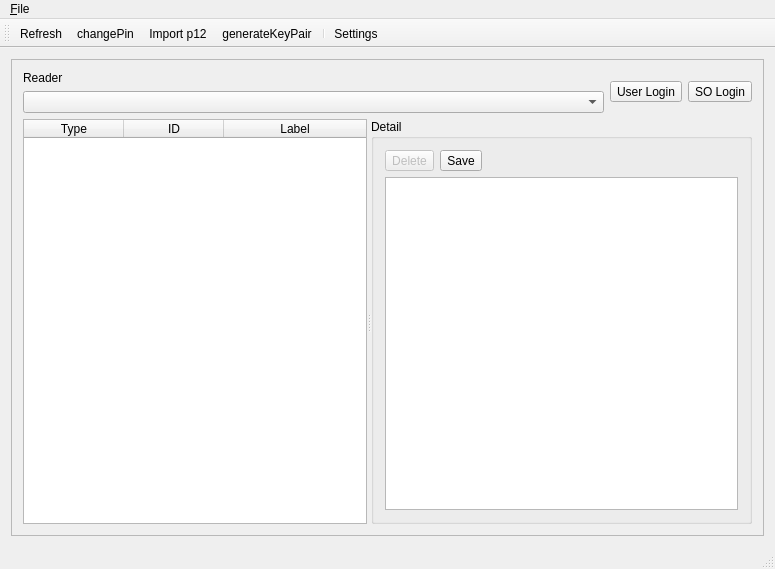
Before: the Qt Designer form pkcs11-gui/ui/mainwindow.ui in foofilers/pkcs11-gui, drawn with Qt 5.
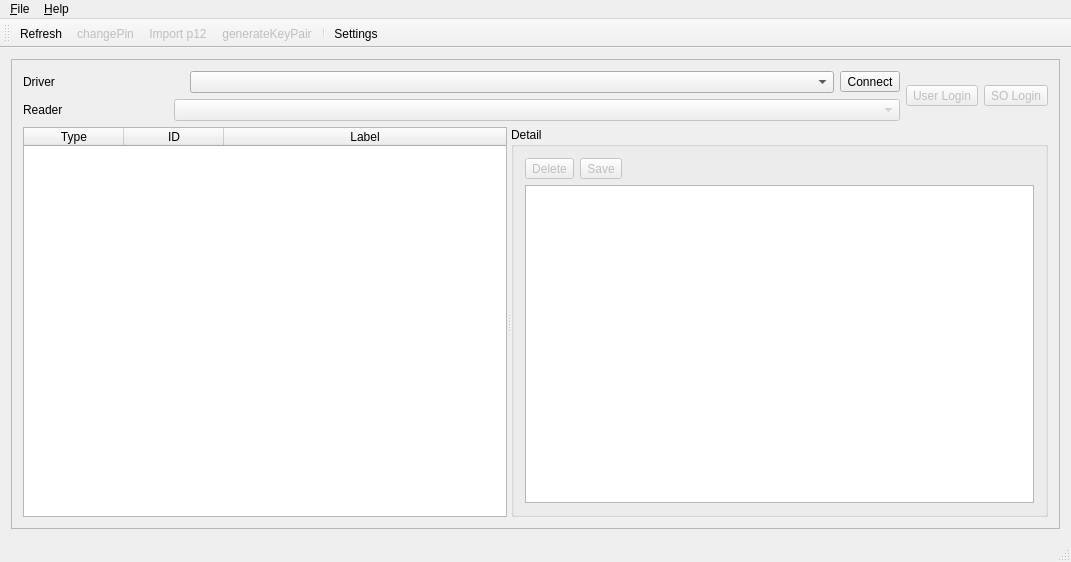
After: the same form once the commit is applied. Icons and pictures are not drawn.

Commit message: Add driver settings and fix layout

Patch:
```diff
--- a/pkcs11-gui/ui/mainwindow.ui
+++ b/pkcs11-gui/ui/mainwindow.ui
@@ -6,8 +6,8 @@
    <rect>
     <x>0</x>
     <y>0</y>
-    <width>775</width>
-    <height>569</height>
+    <width>1071</width>
+    <height>562</height>
    </rect>
   </property>
   <property name="windowTitle">
@@ -19,7 +19,7 @@
   </property>
   <widget class="QWidget" name="centralWidget">
    <layout class="QGridLayout" name="gridLayout_2">
-    <item row="0" column="0" colspan="2">
+    <item row="0" column="0">
      <widget class="QFrame" name="frame">
       <property name="frameShape">
        <enum>QFrame::StyledPanel</enum>
@@ -30,6 +30,9 @@
       <layout class="QGridLayout" name="gridLayout">
        <item row="0" column="2">
         <widget class="QToolButton" name="soLoginBtn">
+         <property name="enabled">
+          <bool>false</bool>
+         </property>
          <property name="text">
           <string>SO Login</string>
          </property>
@@ -51,19 +54,51 @@
        <item row="0" column="0">
         <layout class="QVBoxLayout" name="verticalLayout">
          <item>
-          <widget class="QLabel" name="label">
-           <property name="text">
-            <string>Reader</string>
-           </property>
-          </widget>
+          <layout class="QHBoxLayout" name="horizontalLayout_2" stretch="1,4,1">
+           <item>
+            <widget class="QLabel" name="label_2">
+             <property name="text">
+              <string>Driver</string>
+             </property>
+            </widget>
+           </item>
+           <item>
+            <widget class="QComboBox" name="driverCmb"/>
+           </item>
+           <item>
+            <widget class="QToolButton" name="connectBtn">
+             <property name="text">
+              <string>Connect</string>
+             </property>
+            </widget>
+           </item>
+          </layout>
          </item>
          <item>
-          <widget class="QComboBox" name="cmbReader"/>
+          <layout class="QHBoxLayout" name="horizontalLayout" stretch="1,5">
+           <item>
+            <widget class="QLabel" name="label">
+             <property name="text">
+              <string>Reader</string>
+             </property>
+            </widget>
+           </item>
+           <item>
+            <widget class="QComboBox" name="cmbReader">
+             <property name="enabled">
+              <bool>false</bool>
+             </property>
+            </widget>
+           </item>
+          </layout>
          </item>
         </layout>
        </item>
        <item row="0" column="1">
         <widget class="QToolButton" name="userLoginBtn">
+         <property name="enabled">
+          <bool>false</bool>
+         </property>
          <property name="text">
           <string>User Login</string>
          </property>
@@ -152,6 +187,9 @@
            </item>
            <item row="0" column="1">
             <widget class="QToolButton" name="saveBtn">
+             <property name="enabled">
+              <bool>false</bool>
+             </property>
              <property name="text">
               <string>Save</string>
              </property>
@@ -180,6 +218,12 @@
    </layout>
   </widget>
   <widget class="QToolBar" name="mainToolBar">
+   <property name="iconSize">
+    <size>
+     <width>32</width>
+     <height>32</height>
+    </size>
+   </property>
    <attribute name="toolBarArea">
     <enum>TopToolBarArea</enum>
    </attribute>
@@ -199,7 +243,7 @@
     <rect>
      <x>0</x>
      <y>0</y>
-     <width>775</width>
+     <width>1071</width>
      <height>19</height>
     </rect>
    </property>
@@ -207,10 +251,23 @@
     <property name="title">
      <string>&amp;File</string>
     </property>
+    <addaction name="action_Exit"/>
+   </widget>
+   <widget class="QMenu" name="menu_Help">
+    <property name="title">
+     <string>&amp;Help</string>
+    </property>
+    <addaction name="separator"/>
+    <addaction name="actionAbout_QT"/>
+    <addaction name="actionLicense"/>
    </widget>
    <addaction name="menu_File"/>
+   <addaction name="menu_Help"/>
   </widget>
   <action name="actionImport_p12">
+   <property name="enabled">
+    <bool>false</bool>
+   </property>
    <property name="icon">
     <iconset resource="../assets/icons.qrc">
      <normaloff>:/icons/import</normaloff>:/icons/import</iconset>
@@ -234,6 +291,9 @@
    </property>
   </action>
   <action name="actionchangePin">
+   <property name="enabled">
+    <bool>false</bool>
+   </property>
    <property name="icon">
     <iconset resource="../assets/icons.qrc">
      <normaloff>:/icons/change_pin</normaloff>:/icons/change_pin</iconset>
@@ -252,6 +312,9 @@
    </property>
   </action>
   <action name="actiongenerateKeyPair">
+   <property name="enabled">
+    <bool>false</bool>
+   </property>
    <property name="icon">
     <iconset resource="../assets/icons.qrc">
      <normaloff>:/icons/keypair</normaloff>:/icons/keypair</iconset>
```
Left out of the diff: 39 changed lines with no effect on the pictures. The commit also changes 19 other files.
